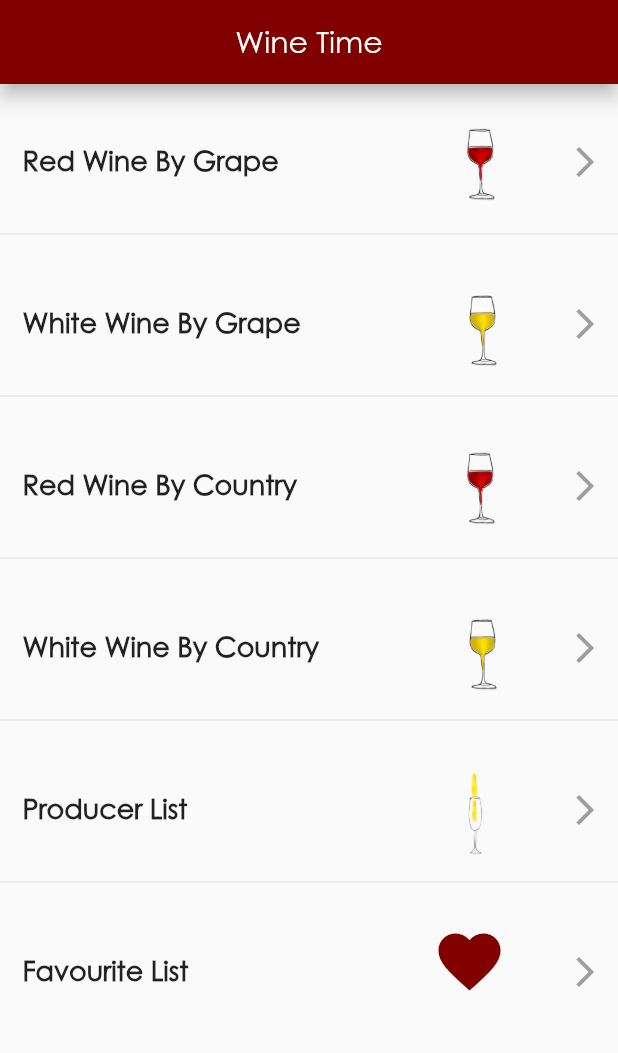
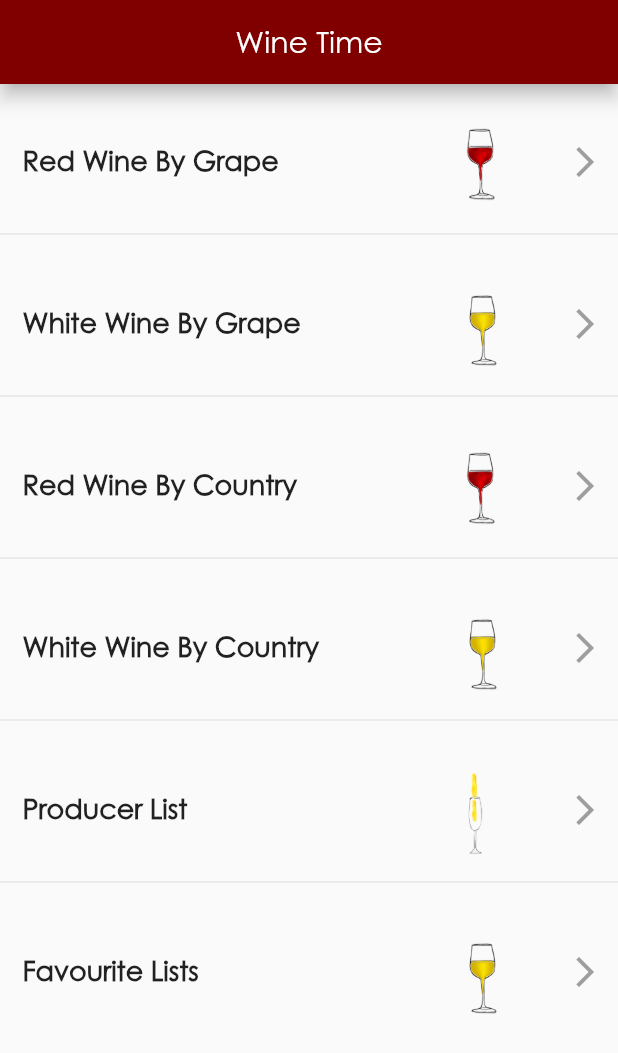
Before and after one commit to Arxlan40/csv_file_to_flutter_Applicattion, a Flutter app: the screen it shows after launch, on a phone screen of 412 x 824 dp. Shown: the top 1053 px of the screen. Run offline on Flutter 3.47's test engine with Material 2 defaults, Android fonts, the light colour scheme and no system bars; our stand-ins replace fluttertoast, get, shared_preferences; missing offline and left inert: flutter_inappwebview, json_table, tabbar.

Commit message:
new changes

```diff
--- a/lib/home.dart
+++ b/lib/home.dart
@@ -325,7 +325,7 @@ class HomeWine extends StatelessWidget {
                               crossAxisAlignment: CrossAxisAlignment.start,
                               children: <Widget>[
                                 Text(
-                                  "Favourite List",
+                                  "Favourite Lists",
                                   style: TextStyle(
                                       fontSize: 18,
                                       fontWeight: FontWeight.bold,
@@ -337,12 +337,12 @@ class HomeWine extends StatelessWidget {
                         ),
                       ),
                       Padding(
-                          padding: const EdgeInsets.only(right: 40.0),
-                          child: Icon(
-                            Icons.favorite,
-                            color: Color(0xFF800000),
-                            size: 50,
-                          )),
+                        padding: const EdgeInsets.only(right: 35.0),
+                        child: Image.asset(
+                          "assets/files/white.png",
+                          height: 70,
+                        ),
+                      ),
                       Padding(
                         padding: const EdgeInsets.only(top: 20.0, right: 10),
                         child: Icon(
```
